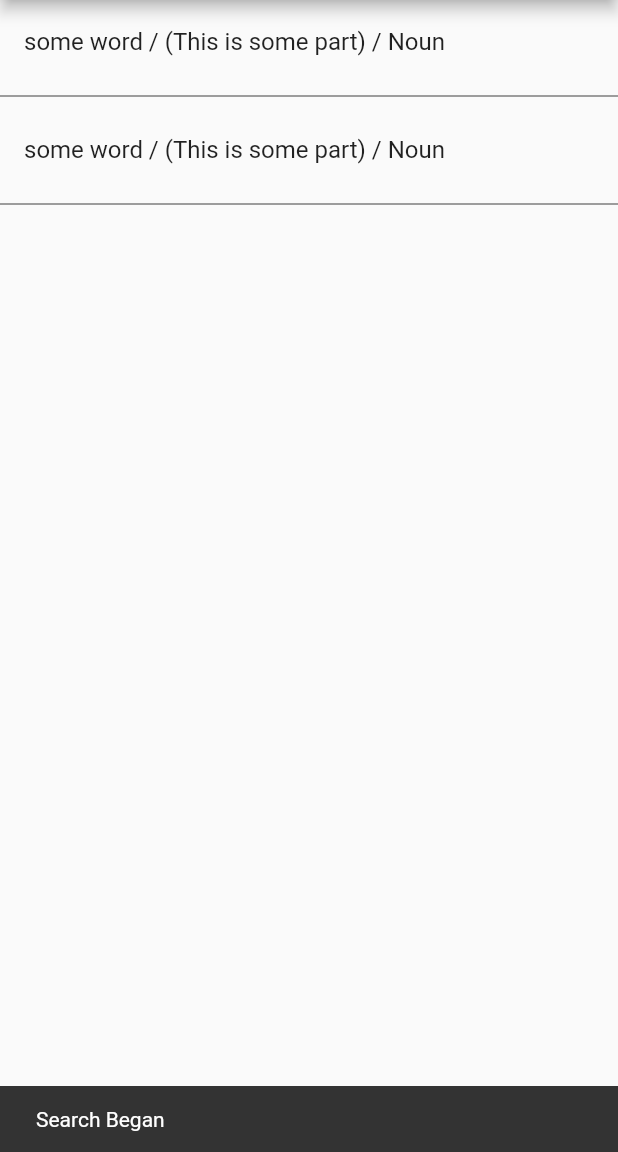
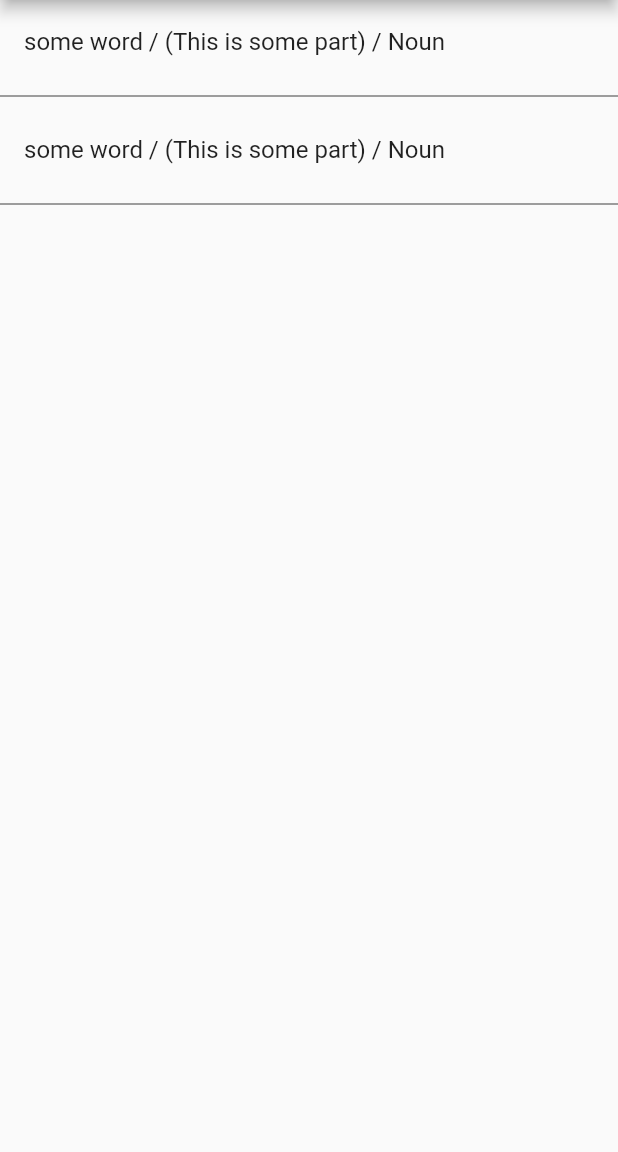
Before and after one commit to abassey/vocabify, a Flutter app: the VaultView screen opened directly, after a tap on the "search" icon, on a phone screen of 412 x 824 dp, the part 84-1236 px from its top. Run offline on Flutter 3.47's test engine with Material 2 defaults, Android fonts, the phone set to English and light mode, and no system bars.

Commit message:
removed message

```diff
--- a/lib/vault-view.dart
+++ b/lib/vault-view.dart
@@ -77,10 +77,6 @@ class _VaultViewState extends State<VaultView> {
               padding: const EdgeInsets.all(10),
               child: IconButton(
                   onPressed: () => {
-                        ScaffoldMessenger.of(context).showSnackBar(SnackBar(
-                            content: !_isEditMode
-                                ? const Text("Search Began")
-                                : const Text("Search Ended"))),
                         setState(() {
                           _isEditMode = !_isEditMode;
                           if (_isEditMode) {
```
